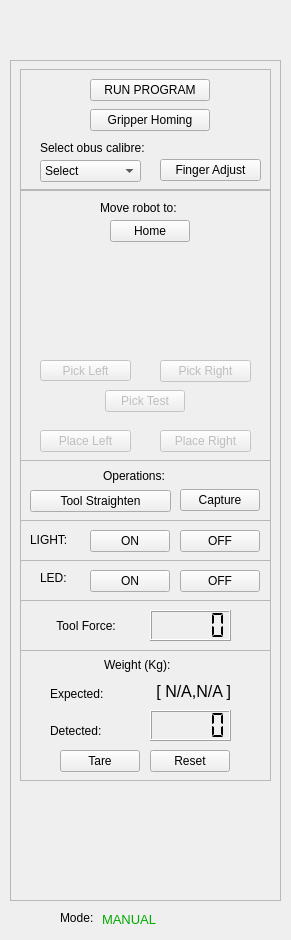
Old version of the form resource/RqtKuka.ui in the repository asoriano1/rqt_kuka.
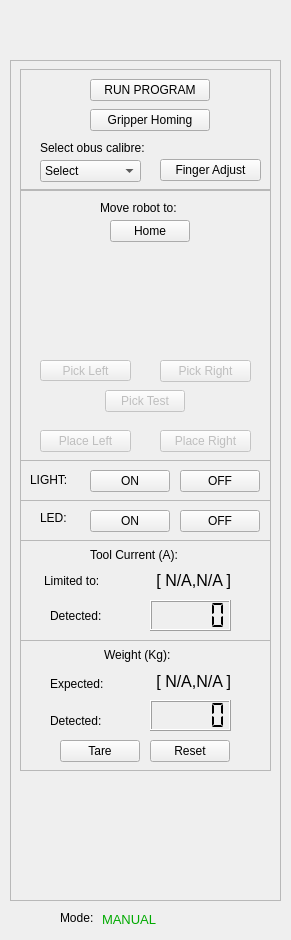
New version of the form. Icons and pictures are not drawn.

```diff
--- a/resource/RqtKuka.ui
+++ b/resource/RqtKuka.ui
@@ -96,7 +96,7 @@
      <property name="geometry">
       <rect>
        <x>94</x>
-       <y>594</y>
+       <y>584</y>
        <width>91</width>
        <height>21</height>
       </rect>
@@ -109,20 +109,20 @@
      <property name="geometry">
       <rect>
        <x>40</x>
-       <y>555</y>
+       <y>545</y>
        <width>121</width>
        <height>21</height>
       </rect>
      </property>
      <property name="text">
-      <string>  Tool Force:</string>
+      <string>Detected:</string>
      </property>
     </widget>
     <widget class="QLCDNumber" name="tool_force_lcdNumber">
      <property name="geometry">
       <rect>
        <x>140</x>
-       <y>550</y>
+       <y>540</y>
        <width>81</width>
        <height>31</height>
       </rect>
@@ -167,7 +167,7 @@
      <property name="geometry">
       <rect>
        <x>140</x>
-       <y>650</y>
+       <y>640</y>
        <width>81</width>
        <height>31</height>
       </rect>
@@ -192,35 +192,6 @@
       <string>Move robot to:</string>
      </property>
     </widget>
-    <widget class="QLabel" name="Gotolabel_2">
-     <property name="geometry">
-      <rect>
-       <x>93</x>
-       <y>408</y>
-       <width>91</width>
-       <height>16</height>
-      </rect>
-     </property>
-     <property name="text">
-      <string>Operations:</string>
-     </property>
-    </widget>
-    <widget class="QPushButton" name="Gripper_Straighten_Button">
-     <property name="enabled">
-      <bool>true</bool>
-     </property>
-     <property name="geometry">
-      <rect>
-       <x>20</x>
-       <y>430</y>
-       <width>141</width>
-       <height>22</height>
-      </rect>
-     </property>
-     <property name="text">
-      <string>Tool Straighten</string>
-     </property>
-    </widget>
     <widget class="QPushButton" name="Tare_Button">
      <property name="enabled">
       <bool>true</bool>
@@ -228,7 +199,7 @@
      <property name="geometry">
       <rect>
        <x>50</x>
-       <y>690</y>
+       <y>680</y>
        <width>80</width>
        <height>22</height>
       </rect>
@@ -244,7 +215,7 @@
      <property name="geometry">
       <rect>
        <x>140</x>
-       <y>690</y>
+       <y>680</y>
        <width>80</width>
        <height>22</height>
       </rect>
@@ -294,7 +265,7 @@
      <property name="geometry">
       <rect>
        <x>10</x>
-       <y>590</y>
+       <y>580</y>
        <width>251</width>
        <height>131</height>
       </rect>
@@ -635,22 +606,6 @@
       </property>
      </widget>
     </widget>
-    <widget class="QPushButton" name="Capture_Button">
-     <property name="enabled">
-      <bool>true</bool>
-     </property>
-     <property name="geometry">
-      <rect>
-       <x>170</x>
-       <y>429</y>
-       <width>80</width>
-       <height>22</height>
-      </rect>
-     </property>
-     <property name="text">
-      <string>Capture</string>
-     </property>
-    </widget>
     <widget class="QFrame" name="frame_4">
      <property name="geometry">
       <rect>
@@ -674,7 +629,7 @@
      <property name="geometry">
       <rect>
        <x>80</x>
-       <y>470</y>
+       <y>410</y>
        <width>80</width>
        <height>22</height>
       </rect>
@@ -690,7 +645,7 @@
      <property name="geometry">
       <rect>
        <x>170</x>
-       <y>470</y>
+       <y>410</y>
        <width>80</width>
        <height>22</height>
       </rect>
@@ -703,7 +658,7 @@
      <property name="geometry">
       <rect>
        <x>10</x>
-       <y>460</y>
+       <y>400</y>
        <width>251</width>
        <height>41</height>
       </rect>
@@ -731,10 +686,10 @@
     <widget class="QLabel" name="label_3">
      <property name="geometry">
       <rect>
-       <x>30</x>
+       <x>20</x>
        <y>730</y>
-       <width>211</width>
-       <height>91</height>
+       <width>231</width>
+       <height>101</height>
       </rect>
      </property>
      <property name="text">
@@ -754,7 +709,7 @@
      <property name="geometry">
       <rect>
        <x>170</x>
-       <y>510</y>
+       <y>450</y>
        <width>80</width>
        <height>22</height>
       </rect>
@@ -767,7 +722,7 @@
      <property name="geometry">
       <rect>
        <x>30</x>
-       <y>510</y>
+       <y>450</y>
        <width>31</width>
        <height>16</height>
       </rect>
@@ -783,7 +738,7 @@
      <property name="geometry">
       <rect>
        <x>80</x>
-       <y>510</y>
+       <y>450</y>
        <width>80</width>
        <height>22</height>
       </rect>
@@ -796,7 +751,7 @@
      <property name="geometry">
       <rect>
        <x>10</x>
-       <y>500</y>
+       <y>440</y>
        <width>251</width>
        <height>41</height>
       </rect>
@@ -824,29 +779,13 @@
       </property>
      </widget>
     </widget>
-    <widget class="QFrame" name="frame_8">
-     <property name="geometry">
-      <rect>
-       <x>10</x>
-       <y>400</y>
-       <width>251</width>
-       <height>61</height>
-      </rect>
-     </property>
-     <property name="frameShape">
-      <enum>QFrame::StyledPanel</enum>
-     </property>
-     <property name="frameShadow">
-      <enum>QFrame::Raised</enum>
-     </property>
-    </widget>
     <widget class="QFrame" name="frame_9">
      <property name="geometry">
       <rect>
        <x>10</x>
-       <y>540</y>
+       <y>480</y>
        <width>251</width>
-       <height>51</height>
+       <height>101</height>
       </rect>
      </property>
      <property name="frameShape">
@@ -855,6 +794,56 @@
      <property name="frameShadow">
       <enum>QFrame::Raised</enum>
      </property>
+     <widget class="QLabel" name="tool_force_label_2">
+      <property name="geometry">
+       <rect>
+        <x>24</x>
+        <y>30</y>
+        <width>71</width>
+        <height>21</height>
+       </rect>
+      </property>
+      <property name="text">
+       <string>Limited to:</string>
+      </property>
+     </widget>
+     <widget class="QLabel" name="weight_limited">
+      <property name="geometry">
+       <rect>
+        <x>130</x>
+        <y>25</y>
+        <width>81</width>
+        <height>31</height>
+       </rect>
+      </property>
+      <property name="font">
+       <font>
+        <pointsize>12</pointsize>
+       </font>
+      </property>
+      <property name="layoutDirection">
+       <enum>Qt::RightToLeft</enum>
+      </property>
+      <property name="text">
+       <string>[ N/A,N/A ]</string>
+      </property>
+      <property name="alignment">
+       <set>Qt::AlignRight|Qt::AlignTrailing|Qt::AlignVCenter</set>
+      </property>
+     </widget>
+     <widget class="QLabel" name="tool_force_label_3">
+      <property name="geometry">
+       <rect>
+        <x>70</x>
+        <y>4</y>
+        <width>110</width>
+        <height>21</height>
+       </rect>
+      </property>
+      <property name="text">
+       <string>Tool Current (A):</string>
+      </property>
+     </widget>
     </widget>
     <zorder>frame_9</zorder>
     <zorder>frame_8</zorder>
```
Left out of the diff: 4 changed lines with no effect on the pictures.
